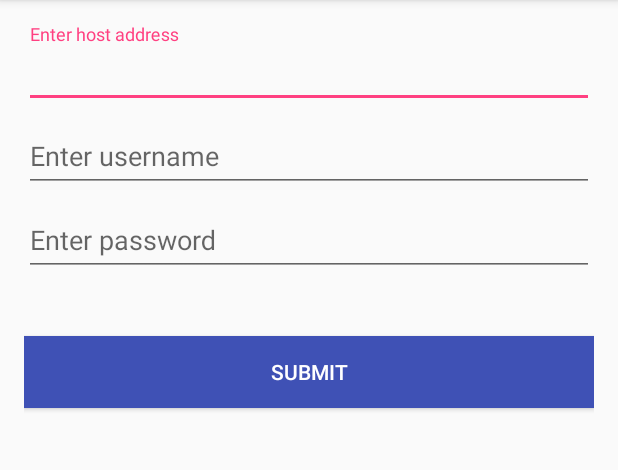
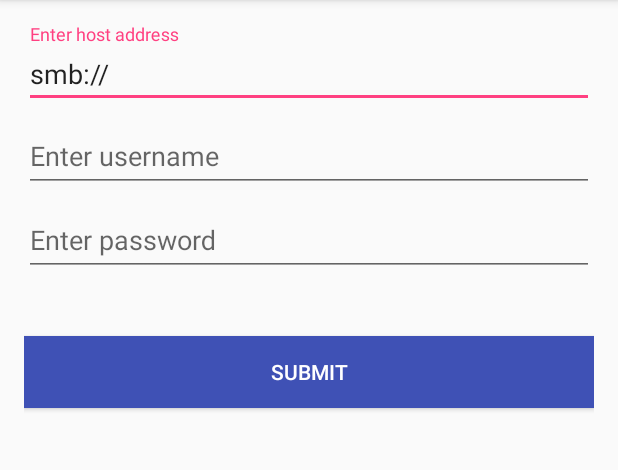
Before and after one commit to codebasepk/smb_browser, an Android app: the screen it shows after launch (LoginActivity), on a phone screen of 412 x 824 dp, the part 84-554 px from its top. Run offline under Robolectric (Android 15) with nearby library versions, the phone set to English and light mode, and no system bars; libraries missing offline, so code that uses them is left out: jcifs.smb.

Commit message:
add hardcoded protocol

```diff
--- a/app/src/main/java/com/pits/smbbrowse/activities/LoginActivity.java
+++ b/app/src/main/java/com/pits/smbbrowse/activities/LoginActivity.java
@@ -3,6 +3,9 @@ package com.pits.smbbrowse.activities;
 import android.content.Intent;
 import android.os.Bundle;
 import android.support.v7.app.AppCompatActivity;
+import android.text.Editable;
+import android.text.Selection;
+import android.text.TextWatcher;
 import android.view.View;
 import android.widget.EditText;
 
@@ -15,6 +18,7 @@ public class LoginActivity extends AppCompatActivity implements View.OnClickList
     private EditText mHostEntry;
     private EditText mUsernameEntry;
     private EditText mPasswordEntry;
+    private final String SMB_PROTOCOL = "smb://";
 
     @Override
     protected void onCreate(Bundle savedInstanceState) {
@@ -23,6 +27,30 @@ public class LoginActivity extends AppCompatActivity implements View.OnClickList
         mHostEntry = (EditText) findViewById(R.id.host_address_entry);
         mUsernameEntry = (EditText) findViewById(R.id.username_entry);
         mPasswordEntry = (EditText) findViewById(R.id.password_entry);
+
+        mHostEntry.setText(SMB_PROTOCOL);
+        Selection.setSelection(mHostEntry.getText(), mHostEntry.length());
+        mHostEntry.requestFocus();
+        mHostEntry.addTextChangedListener(new TextWatcher() {
+            @Override
+            public void beforeTextChanged(CharSequence s, int start, int count, int after) {
+
+            }
+
+            @Override
+            public void onTextChanged(CharSequence s, int start, int before, int count) {
+
+            }
+
+            @Override
+            public void afterTextChanged(Editable s) {
+                if (!s.toString().startsWith(SMB_PROTOCOL)) {
+                    mHostEntry.setText(SMB_PROTOCOL);
+                    Selection.setSelection(mHostEntry.getText(), mHostEntry.length());
+                }
+            }
+        });
+
     }
 
     @Override
```
